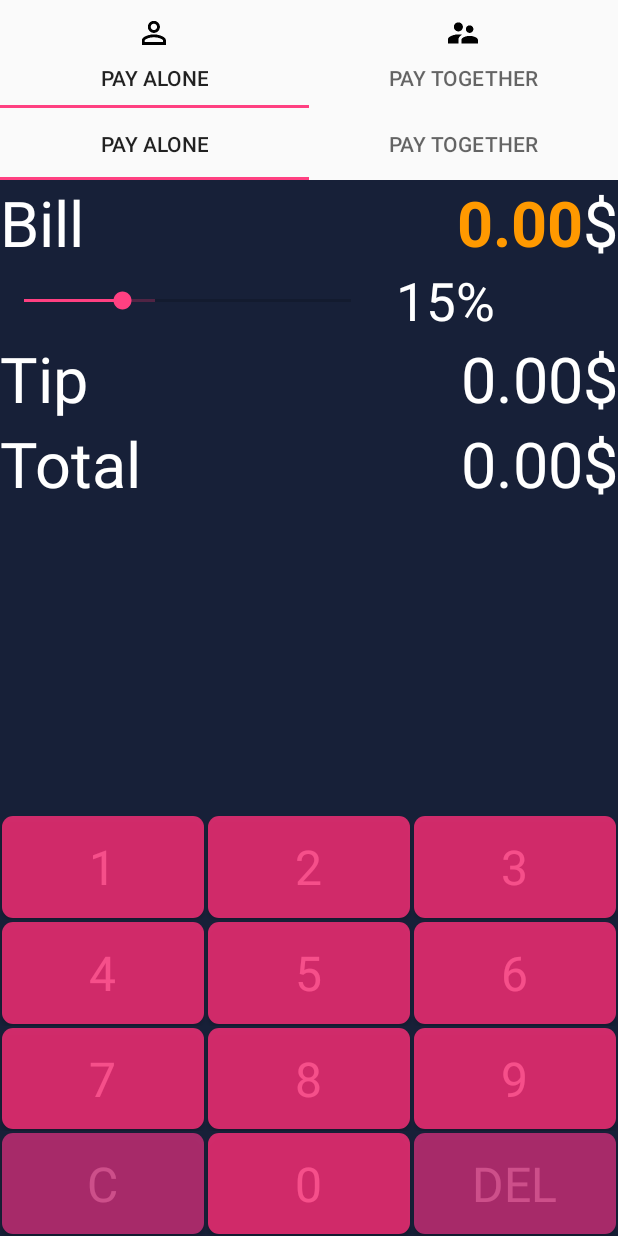
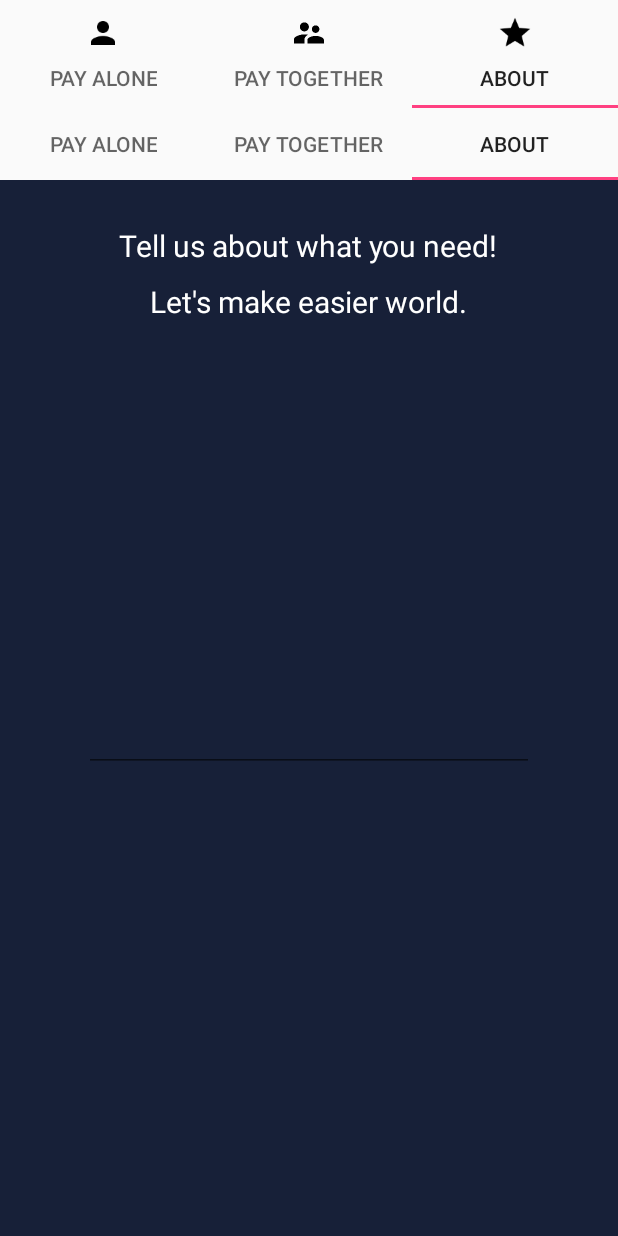
Before and after one commit to mhlee1215/tipcaly, an Android app: the screen it shows after launch (MainActivity), tab 3 chosen, on a phone screen of 412 x 824 dp. Run offline under Robolectric (Android 15) with nearby library versions, the phone set to English and light mode, and no system bars; our stand-ins replace AdMob; libraries missing offline, so code that uses them is left out: com.daimajia.androidanimations, com.daimajia.swipe; 2 statements that could not run were skipped.

Commit message:
about frag added

```diff
--- a/app/build.gradle
+++ b/app/build.gradle
@@ -2,7 +2,7 @@ apply plugin: 'com.android.application'
 
 android {
     compileSdkVersion 23
-    buildToolsVersion "23.0.2"
+    buildToolsVersion '25.0.0'
 
     defaultConfig {
         applicationId "com.tipcaly.tipcaly"
@@ -21,12 +21,13 @@ android {
 
 dependencies {
     compile fileTree(dir: 'libs', include: ['*.jar'])
-    testCompile 'junit:junit:4.12'
     compile 'com.google.android.gms:play-services-ads:8.4.0'
     compile 'com.android.support:appcompat-v7:23.2.1'
-    compile "com.daimajia.swipelayout:library:1.2.0@aar"
+    compile 'com.daimajia.swipelayout:library:1.2.0@aar'
     compile 'com.nineoldandroids:library:2.4.0'
     compile 'com.daimajia.easing:library:1.0.1@aar'
     compile 'com.daimajia.androidanimations:library:1.1.3@aar'
     compile 'com.android.support:design:23.2.1'
+    compile 'com.android.support:support-v4:23.4.0'
+    testCompile 'junit:junit:4.12'
 }
--- /dev/null
+++ b/app/src/main/java/com/tipcaly/tipcaly/AboutFragment.java
@@ -0,0 +1,56 @@
+package com.tipcaly.tipcaly;
+
+import android.content.Context;
+import android.net.Uri;
+import android.os.Bundle;
+import android.support.v4.app.Fragment;
+import android.view.LayoutInflater;
+import android.view.View;
+import android.view.ViewGroup;
+
+
+/**
+ * A simple {@link Fragment} subclass.
+ * Activities that contain this fragment must implement the
+ * to handle interaction events.
+ * Use the {@link AboutFragment#newInstance} factory method to
+ * create an instance of this fragment.
+ */
+public class AboutFragment extends Fragment {
+    // TODO: Rename parameter arguments, choose names that match
+    // the fragment initialization parameters, e.g. ARG_ITEM_NUMBER
+
+    public AboutFragment() {
+        // Required empty public constructor
+    }
+
+    /**
+     * Use this factory method to create a new instance of
+     * this fragment using the provided parameters.
+     *
+     * @param param1 Parameter 1.
+     * @param param2 Parameter 2.
+     * @return A new instance of fragment AboutFragment.
+     */
+    // TODO: Rename and change types and number of parameters
+    public static AboutFragment newInstance(String param1, String param2) {
+        AboutFragment fragment = new AboutFragment();
+        Bundle args = new Bundle();
+//        args.putString(ARG_PARAM1, param1);
+//        args.putString(ARG_PARAM2, param2);
+        fragment.setArguments(args);
+        return fragment;
+    }
+
+    @Override
+    public void onCreate(Bundle savedInstanceState) {
+        super.onCreate(savedInstanceState);
+    }
+
+    @Override
+    public View onCreateView(LayoutInflater inflater, ViewGroup container,
+                             Bundle savedInstanceState) {
+        // Inflate the layout for this fragment
+        return inflater.inflate(R.layout.fragment_about, container, false);
+    }
+}
--- a/app/src/main/java/com/tipcaly/tipcaly/MainActivity.java
+++ b/app/src/main/java/com/tipcaly/tipcaly/MainActivity.java
@@ -40,10 +40,12 @@ public class MainActivity extends AppCompatActivity{
     private long mTimerMilliseconds;
 
     boolean hasShownAd = false;
+    boolean isAdFree = true;
     private static final long GAME_LENGTH_MILLISECONDS = 20000;
 
     public static final String TAG_PAY_ALONE = "TAG_PAY_ALONE";
     public static final String TAG_PAY_TOGETHER = "TAG_PAY_TOGETHER";
+    public static final String TAG_ABOUT_DEVELOPER = "TAG_ABOUT_DEVELOPER";
 
     public void onCreate(Bundle savedInstanceState) {
         super.onCreate(savedInstanceState);
@@ -63,10 +65,14 @@ public class MainActivity extends AppCompatActivity{
         TabLayout tabLayout = (TabLayout) findViewById(R.id.sliding_tabs_head);
         tabLayout.setupWithViewPager(mViewPager);
 
-        tabLayout.getTabAt(0).setIcon(R.drawable.ic_perm_identity_black_48dp);
+        tabLayout.getTabAt(0).setIcon(R.drawable.ic_person_black_48dp);
         tabLayout.getTabAt(0).setTag(TAG_PAY_ALONE);
         tabLayout.getTabAt(1).setIcon(R.drawable.ic_supervisor_account_black_48dp);
         tabLayout.getTabAt(1).setTag(TAG_PAY_TOGETHER);
+        tabLayout.getTabAt(2).setIcon(R.drawable.ic_star_black_48dp);
+        tabLayout.getTabAt(2).setTag(TAG_ABOUT_DEVELOPER);
+
+
 
 
         mViewPager.setPageTransformer(true, new DepthPageTransformer());
@@ -85,6 +91,10 @@ public class MainActivity extends AppCompatActivity{
                     List<String> bill = ((SimpleTipCalculator)mAppSectionsPagerAdapter.getFragment(0)).getBill();
                     ((ComplexTipCalculator)mAppSectionsPagerAdapter.getFragment(1)).setBillAmount(bill);
                     ((ComplexTipCalculator)mAppSectionsPagerAdapter.getFragment(1)).updateExternalTipRatio();
+                }else if(TAG_ABOUT_DEVELOPER.equals(tab.getTag())){
+                    List<String> bill = ((SimpleTipCalculator)mAppSectionsPagerAdapter.getFragment(0)).getBill();
+                    ((ComplexTipCalculator)mAppSectionsPagerAdapter.getFragment(1)).setBillAmount(bill);
+                    ((ComplexTipCalculator)mAppSectionsPagerAdapter.getFragment(1)).updateExternalTipRatio();
                 }
             }
 
@@ -100,7 +110,7 @@ public class MainActivity extends AppCompatActivity{
         });
 
 
-
+        if(!isAdFree){
             // Create the InterstitialAd and set the adUnitId.
             mInterstitialAd = new InterstitialAd(this);
             // Defined in res/values/strings.xml
@@ -114,6 +124,8 @@ public class MainActivity extends AppCompatActivity{
             });
 
             startGame();
+        }
+
     }
 
     public void showInterstitial() {
@@ -197,10 +209,12 @@ public class MainActivity extends AppCompatActivity{
     public static class AppSectionsPagerAdapter extends FragmentPagerAdapter {
         public static SimpleTipCalculator simple;
         public static Fragment complex;
+        public static Fragment about;
 
         static{
             simple = new SimpleTipCalculator();
             complex = new ComplexTipCalculator();
+            about = new AboutFragment();
         }
 
         public AppSectionsPagerAdapter(FragmentManager fm) {
@@ -213,6 +227,7 @@ public class MainActivity extends AppCompatActivity{
         public Fragment getFragment(int i){
             if(i == 0) return simple;
             else if(i == 1) return complex;
+            else if(i == 2) return about;
             else return null;
         }
 
@@ -221,9 +236,10 @@ public class MainActivity extends AppCompatActivity{
             switch (i) {
                 case 0:
                     return simple;
-
                 case 1:
                     return complex;
+                case 2:
+                    return about;
                 default:
                     return null;
             }
@@ -231,7 +247,7 @@ public class MainActivity extends AppCompatActivity{
 
         @Override
         public int getCount() {
-            return 2;
+            return 3;
         }
 
         @Override
@@ -241,6 +257,9 @@ public class MainActivity extends AppCompatActivity{
             }else if(position == 1){
                 return "Pay Together";
             }
+            else if(position == 2){
+                return "About";
+            }
             return "Null";
         }
     }
--- /dev/null
+++ b/app/src/main/res/layout/fragment_about.xml
@@ -0,0 +1,42 @@
+<RelativeLayout xmlns:android="http://schemas.android.com/apk/res/android"
+    xmlns:tools="http://schemas.android.com/tools"
+    android:layout_width="match_parent"
+    android:layout_height="match_parent"
+    android:background="@color/dark_jungle_green"
+    tools:context="com.tipcaly.tipcaly.AboutFragment">
+
+    <!-- TODO: Update blank fragment layout -->
+    <TextView
+        style="@style/text_view_text"
+        android:id="@+id/text_view"
+        android:layout_gravity="center"
+        android:layout_marginTop="30dp"
+        android:layout_width="wrap_content"
+        android:layout_height="wrap_content"
+        android:layout_centerHorizontal="true"
+
+        android:text="Tell us about what you need!"
+        android:textSize="20dp"
+        />
+
+    <TextView
+        style="@style/text_view_text"
+        android:id="@+id/text_view2"
+        android:layout_below="@id/text_view"
+        android:layout_gravity="center"
+        android:layout_marginTop="10dp"
+        android:layout_width="wrap_content"
+        android:layout_height="wrap_content"
+        android:layout_centerHorizontal="true"
+        android:text="Let's make easier world."
+        android:textSize="20dp"
+        />
+
+    <EditText
+        android:layout_width="300dp"
+        android:layout_height="300dp"
+        android:layout_centerHorizontal="true"
+        android:layout_below="@id/text_view2"
+        />
+
+</RelativeLayout>
--- a/app/src/main/res/values/strings.xml
+++ b/app/src/main/res/values/strings.xml
@@ -2,4 +2,7 @@
     <string name="app_name">Tip and Split</string>
     <string name="ad_unit_id">ca-app-pub-8438087308844808/4205873373</string>
 
+    <!-- TODO: Remove or change this placeholder text -->
+    <string name="hello_blank_fragment">Hello blank fragment</string>
+
 </resources>
--- a/build.gradle
+++ b/build.gradle
@@ -5,7 +5,7 @@ buildscript {
         jcenter()
     }
     dependencies {
-        classpath 'com.android.tools.build:gradle:1.5.0'
+        classpath 'com.android.tools.build:gradle:2.3.3'
 
         // NOTE: Do not place your application dependencies here; they belong
         // in the individual module build.gradle files
```
Also changed, not shown: app/src/main/java/com/tipcaly/tipcaly/SimpleTipCalculator.java (indentation only), app/src/main/res/drawable-xhdpi/ic_person_black_48dp.png (added), app/src/main/res/drawable-xhdpi/ic_star_black_48dp.png (added), 1 other file. Lines whose indentation alone changed are shown as unchanged.
